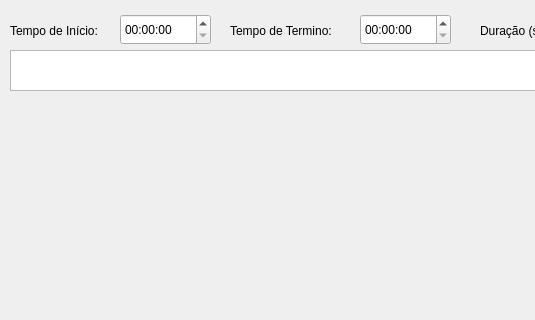
Above: ui/AudioContent.ui from caioviel/pyannotator before the change; both pictures show x 0 to 535 and y 0 to 320 of the 742 by 451 pixel window. Below: the same form after it.
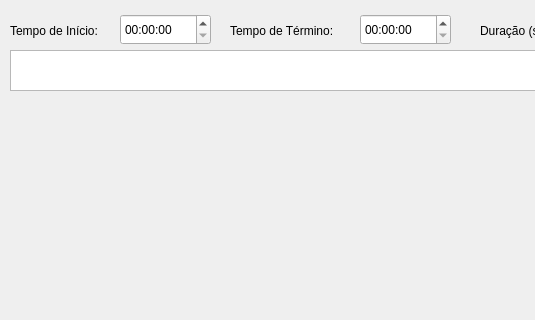
That is the form after the change. Icons and pictures are not drawn.

The edit to the form file:
```diff
--- a/ui/AudioContent.ui
+++ b/ui/AudioContent.ui
@@ -62,7 +62,7 @@
     </rect>
    </property>
    <property name="text">
-    <string>Tempo de Termino:</string>
+    <string>Tempo de Término:</string>
    </property>
   </widget>
   <widget class="QTimeEdit" name="time_begin">
```
